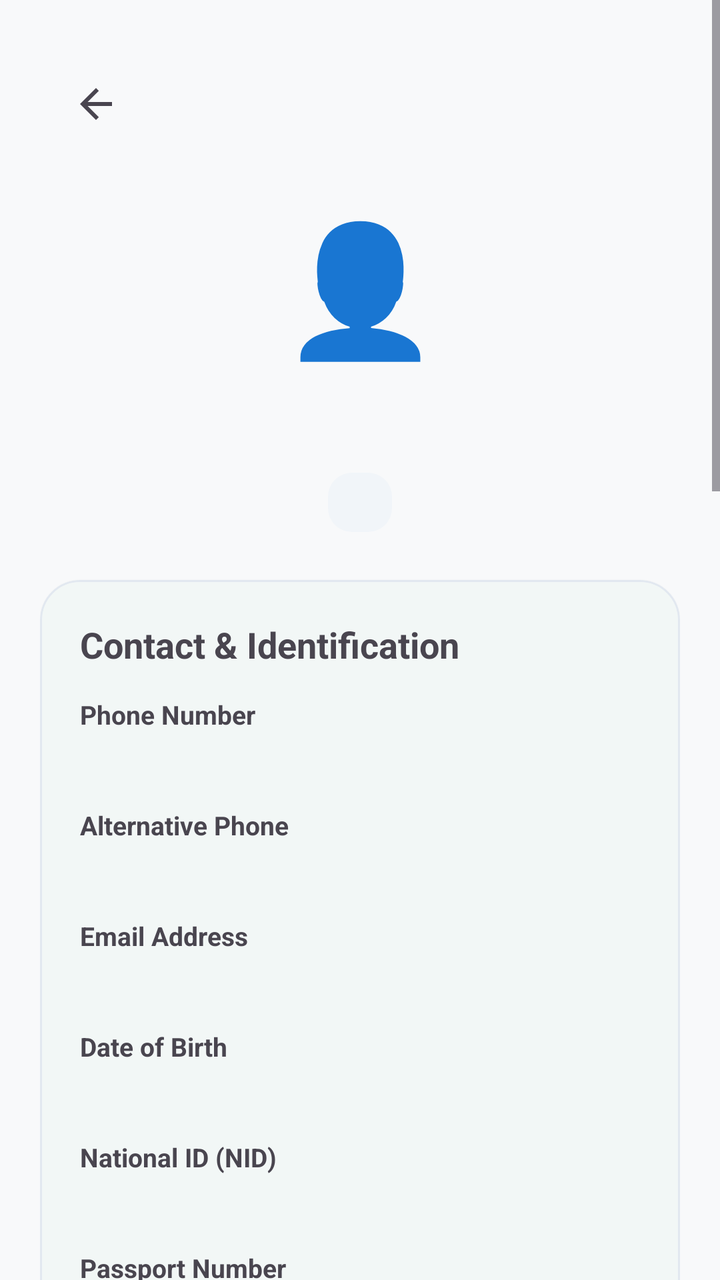
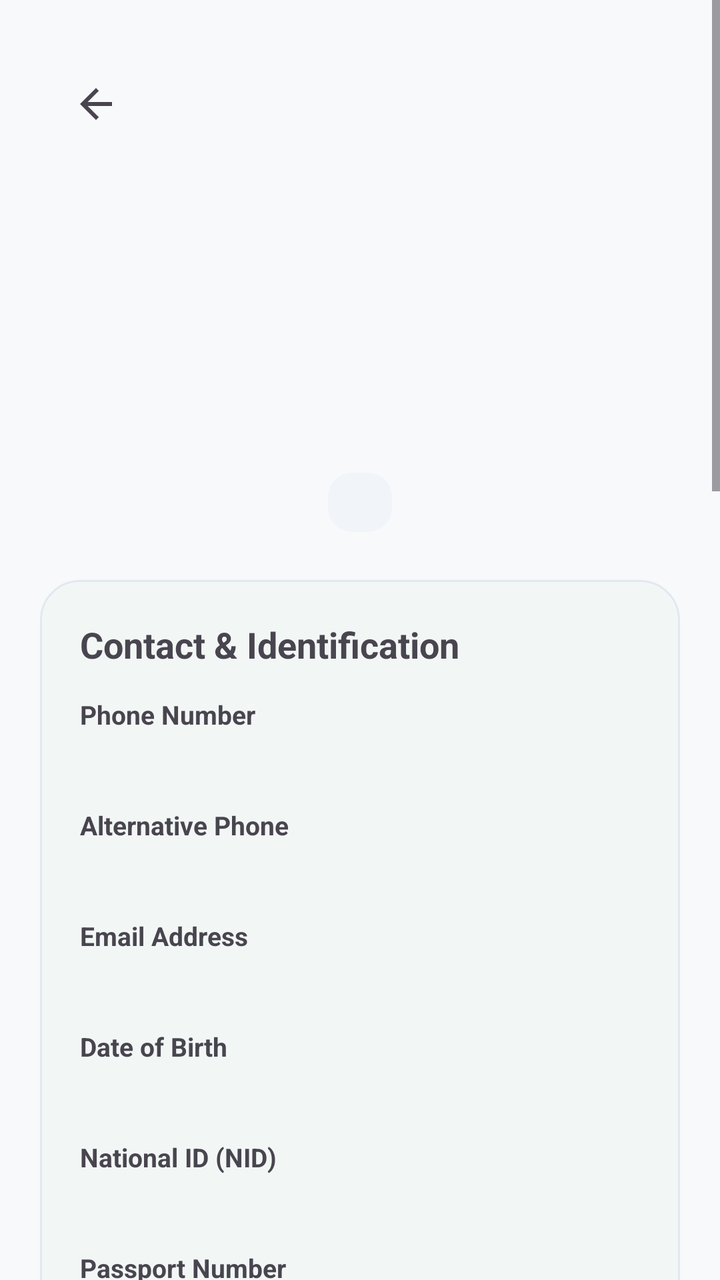

Screens rendered from an Android XML layout before and after an edit, with the pre-edit source and the edit as a unified diff.
<!-- AndroidManifest.xml: application theme Theme.RobHouseRental -->
<!-- res/layout/activity_tenant_details.xml -->
<?xml version="1.0" encoding="utf-8"?>
<ScrollView
    xmlns:android="http://schemas.android.com/apk/res/android"
    xmlns:app="http://schemas.android.com/apk/res-auto"
    android:layout_width="match_parent"
    android:layout_height="match_parent"
    android:fitsSystemWindows="true"
    android:fillViewport="true">

    <LinearLayout
        android:layout_width="match_parent"
        android:layout_height="wrap_content"
        android:orientation="vertical"
        android:padding="20dp">

        
        <com.google.android.material.appbar.MaterialToolbar
            android:id="@+id/toolbarTenantDetails"
            android:layout_width="match_parent"
            android:layout_height="?attr/actionBarSize"
            android:title="@string/tenant_details_title"
            app:navigationIcon="@drawable/ic_arrow_back" />

        
        <TextView
            android:layout_width="match_parent"
            android:layout_height="wrap_content"
            android:layout_marginTop="16dp"
            android:gravity="center"
            android:text="👤"
            android:textSize="64sp" />

        <TextView
            android:id="@+id/tvTenantDetailsName"
            android:layout_width="match_parent"
            android:layout_height="wrap_content"
            android:layout_marginTop="8dp"
            android:gravity="center"
            
            android:textSize="26sp"
            android:textStyle="bold" />

        <TextView
            android:id="@+id/tvTenantDetailsStatusBadge"
            android:layout_width="wrap_content"
            android:layout_height="wrap_content"
            android:layout_gravity="center_horizontal"
            android:layout_marginTop="8dp"
            android:background="@drawable/bg_status_badge"
            android:paddingHorizontal="16dp"
            android:paddingVertical="6dp"
            
            android:textSize="13sp"
            android:textStyle="bold" />

        
        <com.google.android.material.card.MaterialCardView
            android:layout_width="match_parent"
            android:layout_height="wrap_content"
            android:layout_marginTop="24dp"
            app:cardCornerRadius="20dp"
            app:cardElevation="1dp"
            app:strokeWidth="1dp">

            <LinearLayout
                android:layout_width="match_parent"
                android:layout_height="wrap_content"
                android:orientation="vertical"
                android:padding="20dp">

                <TextView
                    android:layout_width="match_parent"
                    android:layout_height="wrap_content"
                    android:text="@string/contact_and_identification"
                    android:textSize="18sp"
                    android:textStyle="bold" />

                
                <TextView
                    android:layout_width="match_parent"
                    android:layout_height="wrap_content"
                    android:layout_marginTop="14dp"
                    android:text="@string/phone"
                    android:textSize="13sp"
                    android:textStyle="bold" />

                <TextView
                    android:id="@+id/tvTenantDetailsPhone"
                    android:layout_width="match_parent"
                    android:layout_height="wrap_content"
                    android:layout_marginTop="4dp"
                    
                    android:textSize="16sp" />

                
                <TextView
                    android:id="@+id/lblAltPhone"
                    android:layout_width="match_parent"
                    android:layout_height="wrap_content"
                    android:layout_marginTop="12dp"
                    android:text="@string/alternative_phone"
                    android:textSize="13sp"
                    android:textStyle="bold" />

                <TextView
                    android:id="@+id/tvTenantDetailsAltPhone"
                    android:layout_width="match_parent"
                    android:layout_height="wrap_content"
                    android:layout_marginTop="4dp"
                    
                    android:textSize="16sp" />

                
                <TextView
                    android:id="@+id/lblEmail"
                    android:layout_width="match_parent"
                    android:layout_height="wrap_content"
                    android:layout_marginTop="12dp"
                    android:text="@string/email"
                    android:textSize="13sp"
                    android:textStyle="bold" />

                <TextView
                    android:id="@+id/tvTenantDetailsEmail"
                    android:layout_width="match_parent"
                    android:layout_height="wrap_content"
                    android:layout_marginTop="4dp"
                    
                    android:textSize="16sp" />

                
                <TextView
                    android:id="@+id/lblDob"
                    android:layout_width="match_parent"
                    android:layout_height="wrap_content"
                    android:layout_marginTop="12dp"
                    android:text="@string/date_of_birth"
                    android:textSize="13sp"
                    android:textStyle="bold" />

                <TextView
                    android:id="@+id/tvTenantDetailsDob"
                    android:layout_width="match_parent"
                    android:layout_height="wrap_content"
                    android:layout_marginTop="4dp"
                    
                    android:textSize="16sp" />

                
                <TextView
                    android:id="@+id/lblNid"
                    android:layout_width="match_parent"
                    android:layout_height="wrap_content"
                    android:layout_marginTop="12dp"
                    android:text="@string/national_id"
                    android:textSize="13sp"
                    android:textStyle="bold" />

                <TextView
                    android:id="@+id/tvTenantDetailsNid"
                    android:layout_width="match_parent"
                    android:layout_height="wrap_content"
                    android:layout_marginTop="4dp"
                    
                    android:textSize="16sp" />

                
                <TextView
                    android:id="@+id/lblPassport"
                    android:layout_width="match_parent"
                    android:layout_height="wrap_content"
                    android:layout_marginTop="12dp"
                    android:text="@string/passport_number"
                    android:textSize="13sp"
                    android:textStyle="bold" />

                <TextView
                    android:id="@+id/tvTenantDetailsPassport"
                    android:layout_width="match_parent"
                    android:layout_height="wrap_content"
                    android:layout_marginTop="4dp"
                    
                    android:textSize="16sp" />

                
                <TextView
                    android:id="@+id/lblOccupation"
                    android:layout_width="match_parent"
                    android:layout_height="wrap_content"
                    android:layout_marginTop="12dp"
                    android:text="@string/occupation"
                    android:textSize="13sp"
                    android:textStyle="bold" />

                <TextView
                    android:id="@+id/tvTenantDetailsOccupation"
                    android:layout_width="match_parent"
                    android:layout_height="wrap_content"
                    android:layout_marginTop="4dp"
                    
                    android:textSize="16sp" />

                
                <TextView
                    android:id="@+id/lblEmergency"
                    android:layout_width="match_parent"
                    android:layout_height="wrap_content"
                    android:layout_marginTop="12dp"
                    android:text="@string/emergency_contact"
                    android:textSize="13sp"
                    android:textStyle="bold" />

                <TextView
                    android:id="@+id/tvTenantDetailsEmergency"
                    android:layout_width="match_parent"
                    android:layout_height="wrap_content"
                    android:layout_marginTop="4dp"
                    
                    android:textSize="16sp" />

                
                <TextView
                    android:id="@+id/lblPresentAddress"
                    android:layout_width="match_parent"
                    android:layout_height="wrap_content"
                    android:layout_marginTop="12dp"
                    android:text="@string/present_address"
                    android:textSize="13sp"
                    android:textStyle="bold" />

                <TextView
                    android:id="@+id/tvTenantDetailsPresentAddress"
                    android:layout_width="match_parent"
                    android:layout_height="wrap_content"
                    android:layout_marginTop="4dp"
                    
                    android:textSize="16sp" />

                
                <TextView
                    android:id="@+id/lblPermanentAddress"
                    android:layout_width="match_parent"
                    android:layout_height="wrap_content"
                    android:layout_marginTop="12dp"
                    android:text="@string/permanent_address"
                    android:textSize="13sp"
                    android:textStyle="bold" />

                <TextView
                    android:id="@+id/tvTenantDetailsPermanentAddress"
                    android:layout_width="match_parent"
                    android:layout_height="wrap_content"
                    android:layout_marginTop="4dp"
                    
                    android:textSize="16sp" />

                
                <TextView
                    android:id="@+id/lblFamilyCount"
                    android:layout_width="match_parent"
                    android:layout_height="wrap_content"
                    android:layout_marginTop="12dp"
                    android:text="@string/family_member_count"
                    android:textSize="13sp"
                    android:textStyle="bold" />

                <TextView
                    android:id="@+id/tvTenantDetailsFamilyCount"
                    android:layout_width="match_parent"
                    android:layout_height="wrap_content"
                    android:layout_marginTop="4dp"
                    android:text="1"
                    android:textSize="16sp" />

                
                <TextView
                    android:id="@+id/lblNotes"
                    android:layout_width="match_parent"
                    android:layout_height="wrap_content"
                    android:layout_marginTop="12dp"
                    android:text="@string/notes"
                    android:textSize="13sp"
                    android:textStyle="bold" />

                <TextView
                    android:id="@+id/tvTenantDetailsNotes"
                    android:layout_width="match_parent"
                    android:layout_height="wrap_content"
                    android:layout_marginTop="4dp"
                    
                    android:textSize="16sp" />

            </LinearLayout>

        </com.google.android.material.card.MaterialCardView>

        
        <com.google.android.material.card.MaterialCardView
            android:layout_width="match_parent"
            android:layout_height="wrap_content"
            android:layout_marginTop="20dp"
            app:cardCornerRadius="20dp"
            app:cardElevation="1dp"
            app:strokeWidth="1dp">

            <LinearLayout
                android:layout_width="match_parent"
                android:layout_height="wrap_content"
                android:orientation="vertical"
                android:padding="20dp">

                <TextView
                    android:layout_width="match_parent"
                    android:layout_height="wrap_content"
                    android:text="@string/rental_occupancy_history"
                    android:textSize="18sp"
                    android:textStyle="bold" />

                <TextView
                    android:layout_width="match_parent"
                    android:layout_height="wrap_content"
                    android:layout_marginTop="12dp"
                    android:text="@string/current_tenancy"
                    android:textSize="14sp"
                    android:textStyle="bold" />

                <TextView
                    android:id="@+id/tvCurrentTenancy"
                    android:layout_width="match_parent"
                    android:layout_height="wrap_content"
                    android:layout_marginTop="4dp"
                    android:text="@string/no_active_tenancy"
                    android:textSize="15sp" />

                <TextView
                    android:layout_width="match_parent"
                    android:layout_height="wrap_content"
                    android:layout_marginTop="14dp"
                    android:text="@string/previous_tenancies"
                    android:textSize="14sp"
                    android:textStyle="bold" />

                <TextView
                    android:id="@+id/tvPreviousTenancies"
                    android:layout_width="match_parent"
                    android:layout_height="wrap_content"
                    android:layout_marginTop="4dp"
                    android:text="@string/no_previous_tenancy"
                    android:textSize="15sp" />

            </LinearLayout>

        </com.google.android.material.card.MaterialCardView>

        
        <com.google.android.material.card.MaterialCardView
            android:layout_width="match_parent"
            android:layout_height="wrap_content"
            android:layout_marginTop="20dp"
            app:cardCornerRadius="20dp"
            app:cardElevation="1dp"
            app:strokeWidth="1dp">

            <LinearLayout
                android:layout_width="match_parent"
                android:layout_height="wrap_content"
                android:orientation="vertical"
                android:padding="20dp">

                
                <LinearLayout
                    android:layout_width="match_parent"
                    android:layout_height="wrap_content"
                    android:gravity="center_vertical"
                    android:orientation="horizontal">

                    <TextView
                        android:layout_width="0dp"
                        android:layout_height="wrap_content"
                        android:layout_weight="1"
                        android:text="@string/documents_title"
                        android:textSize="18sp"
                        android:textStyle="bold" />

                    <TextView
                        android:id="@+id/tvDocumentCount"
                        android:layout_width="wrap_content"
                        android:layout_height="wrap_content"
                        android:text="0"
                        android:textSize="18sp"
                        android:textStyle="bold" />

                </LinearLayout>

                
                <TextView
                    android:id="@+id/tvNoDocuments"
                    android:layout_width="match_parent"
                    android:layout_height="wrap_content"
                    android:layout_marginTop="12dp"
                    android:gravity="center"
                    android:text="@string/no_documents_yet"
                    android:textSize="15sp" />

                
                <androidx.recyclerview.widget.RecyclerView
                    android:id="@+id/recyclerDocuments"
                    android:layout_width="match_parent"
                    android:layout_height="wrap_content"
                    android:layout_marginTop="12dp"
                    android:nestedScrollingEnabled="false" />

                
                <com.google.android.material.button.MaterialButton
                    android:id="@+id/btnAddDocument"
                    android:layout_width="match_parent"
                    android:layout_height="wrap_content"
                    android:layout_marginTop="16dp"
                    android:minHeight="54dp"
                    android:text="@string/add_document"
                    android:textSize="16sp"
                    app:cornerRadius="16dp" />

            </LinearLayout>

        </com.google.android.material.card.MaterialCardView>

        
        <com.google.android.material.button.MaterialButton
            android:id="@+id/btnEditTenant"
            android:layout_width="match_parent"
            android:layout_height="wrap_content"
            android:layout_marginTop="24dp"
            android:minHeight="56dp"
            android:text="@string/edit_tenant_title"
            android:textSize="17sp"
            app:cornerRadius="16dp" />

        <com.google.android.material.button.MaterialButton
            android:id="@+id/btnChangeStatus"
            style="@style/Widget.Material3.Button.OutlinedButton"
            android:layout_width="match_parent"
            android:layout_height="wrap_content"
            android:layout_marginTop="12dp"
            android:minHeight="56dp"
            android:text="@string/change_status"
            android:textSize="17sp"
            app:cornerRadius="16dp" />

        <com.google.android.material.button.MaterialButton
            android:id="@+id/btnDeleteTenant"
            style="@style/Widget.Material3.Button.TextButton"
            android:layout_width="match_parent"
            android:layout_height="wrap_content"
            android:layout_marginTop="8dp"
            android:minHeight="52dp"
            android:text="@string/delete_tenant"
            android:textColor="?attr/colorError"
            android:textSize="16sp" />

        <Space
            android:layout_width="match_parent"
            android:layout_height="24dp" />

    </LinearLayout>

</ScrollView>
<!-- resources referenced by this layout -->
<resources>
  <!-- drawable bg_status_badge (drawable) -->
  <?xml version="1.0" encoding="utf-8"?>
  <shape xmlns:android="http://schemas.android.com/apk/res/android"
      android:shape="rectangle">
      <corners android:radius="12dp" />
      <solid android:color="@color/md_theme_surfaceVariant" />
  </shape>
  <!-- drawable ic_arrow_back (drawable) -->
  <vector xmlns:android="http://schemas.android.com/apk/res/android"
      android:width="24dp"
      android:height="24dp"
      android:viewportWidth="24"
      android:viewportHeight="24"
      android:tint="?attr/colorControlNormal">
    <path
        android:fillColor="#FF000000"
        android:pathData="M20,11H7.83l5.59,-5.59L12,4l-8,8 8,8 1.41,-1.41L7.83,13H20v-2z"/>
  </vector>
  <string name="add_document">+ Add Document</string>
  <string name="alternative_phone">Alternative Phone</string>
  <string name="change_status">Change Status</string>
  <string name="contact_and_identification">Contact &amp; Identification</string>
  <string name="current_tenancy">Current Tenancy</string>
  <string name="date_of_birth">Date of Birth</string>
  <string name="delete_tenant">Delete Tenant</string>
  <string name="documents_title">Documents</string>
  <string name="edit_tenant_title">Edit Tenant</string>
  <string name="email">Email Address</string>
  <string name="emergency_contact">Emergency Contact</string>
  <string name="family_member_count">Family Members Count</string>
  <string name="national_id">National ID (NID)</string>
  <string name="no_active_tenancy">No active tenancy</string>
  <string name="no_documents_yet">No documents added yet.</string>
  <string name="no_previous_tenancy">No previous tenancy</string>
  <string name="notes">Notes</string>
  <string name="occupation">Occupation</string>
  <string name="passport_number">Passport Number</string>
  <string name="permanent_address">Permanent Address</string>
  <string name="phone">Phone Number</string>
  <string name="present_address">Present Address</string>
  <string name="previous_tenancies">Previous Tenancies</string>
  <string name="rental_occupancy_history">Rental Occupancy History</string>
  <string name="tenant_details_title">Tenant Details</string>
  <style name="Theme.RobHouseRental" parent="Base.Theme.RobHouseRental" />
  <color name="md_theme_surfaceVariant">#F1F5F9</color>
  <color name="md_theme_primary">#00695C</color>
  <color name="md_theme_onPrimary">#FFFFFF</color>
  <color name="md_theme_primaryContainer">#E0F2F1</color>
  <color name="md_theme_onPrimaryContainer">#00201A</color>
  <color name="md_theme_secondary">#1565C0</color>
  <color name="md_theme_onSecondary">#FFFFFF</color>
  <color name="md_theme_secondaryContainer">#E3F2FD</color>
  <color name="md_theme_onSecondaryContainer">#001D36</color>
  <color name="md_theme_tertiary">#6D4C41</color>
  <color name="md_theme_onTertiary">#FFFFFF</color>
  <color name="md_theme_tertiaryContainer">#EFEBE9</color>
  <color name="md_theme_onTertiaryContainer">#25150F</color>
  <color name="md_theme_background">#F8F9FA</color>
  <color name="md_theme_onBackground">#191C1D</color>
  <color name="md_theme_surface">#FFFFFF</color>
  <color name="md_theme_onSurface">#191C1D</color>
  <color name="md_theme_onSurfaceVariant">#475569</color>
  <color name="md_theme_outline">#CBD5E1</color>
  <style name="Widget.App.CardView" parent="Widget.Material3.CardView.Elevated">
          <item name="cardCornerRadius">16dp</item>
          <item name="cardElevation">1dp</item>
          <item name="strokeWidth">1dp</item>
          <item name="strokeColor">@color/md_theme_outlineVariant</item>
          <item name="cardBackgroundColor">@color/md_theme_surface</item>
      </style>
  <color name="md_theme_outlineVariant">#E2E8F0</color>
  <!-- unchanged entries left out for length: 1 -->
</resources>

<!-- the commit's change to res/layout/activity_tenant_details.xml (unified diff, before → after) -->
@@ -27,7 +27,7 @@
             android:layout_height="wrap_content"
             android:layout_marginTop="16dp"
             android:gravity="center"
-            android:text="👤"
+            android:text=""
             android:textSize="64sp" />
 
         <TextView
